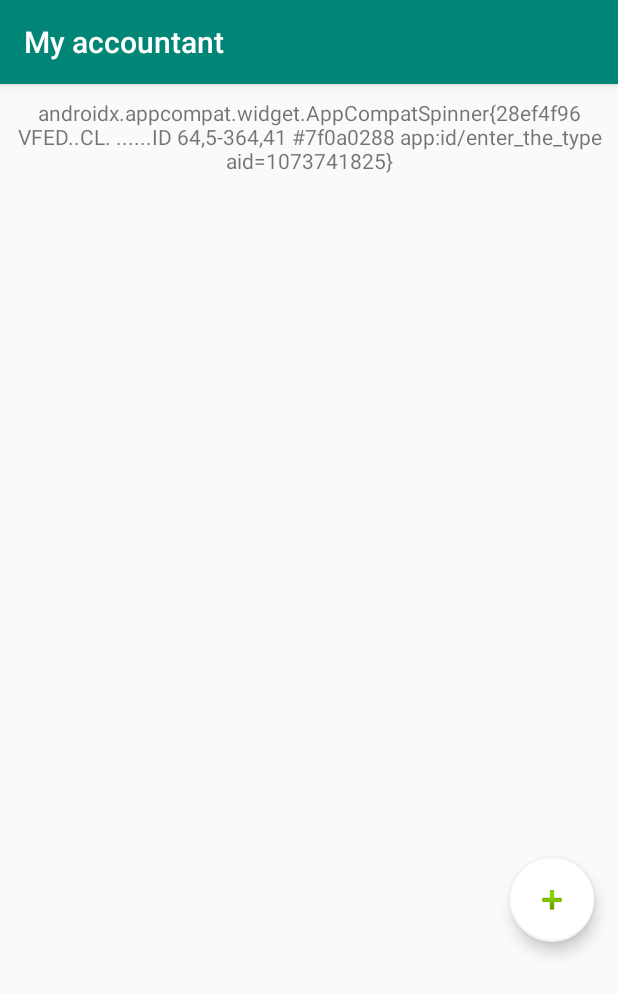
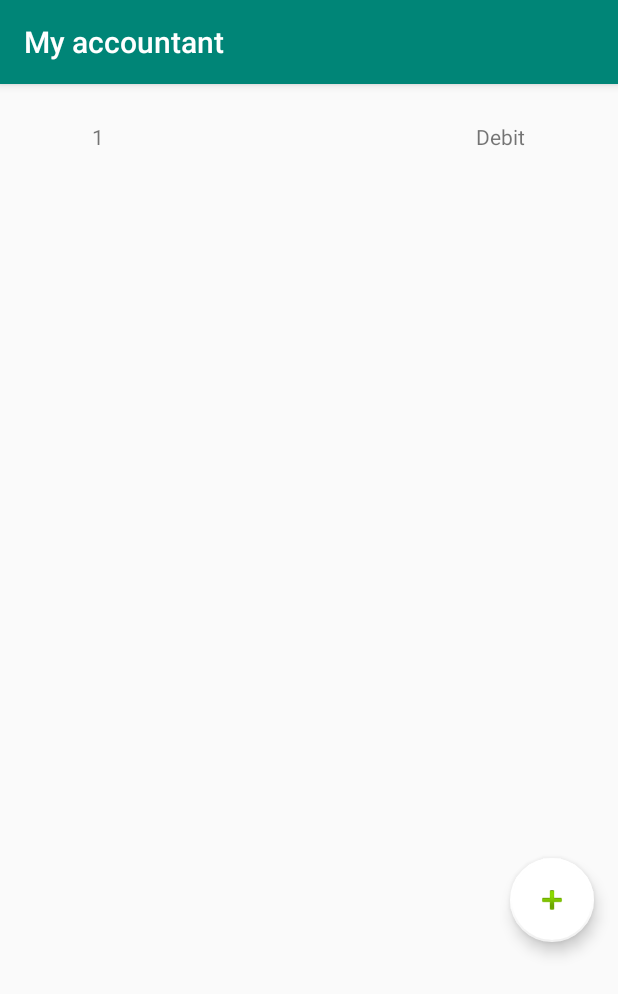
Before and after one commit to DmitrievaKarina/MyAccountant, an Android app: the CategoryActivity screen opened directly, with no data from a screen before it, on a phone screen of 412 x 824 dp. Shown: the top 994 px of the screen. Run offline under Robolectric (Android 15) with nearby library versions, the phone set to English and light mode, and no system bars; our stand-ins replace Room's generated code.

Commit message:
half-working daily lists

```diff
--- a/app/src/main/java/com/qwhiteorangeofficial/myaccountant/AddCategoryActivity.java
+++ b/app/src/main/java/com/qwhiteorangeofficial/myaccountant/AddCategoryActivity.java
@@ -32,7 +32,7 @@ public class AddCategoryActivity extends AppCompatActivity {
         CategoryDao categoryDao = AppDatabase.getInstance(getApplicationContext()).catDao();
         Category category = new Category();
         category.category_name_entity = name.getText().toString();
-        category.category_debit_credit_entity = debit_credit.toString();
+        category.category_debit_credit_entity = debit_credit.getSelectedItem().toString();
         categoryDao.insert(category);
 
         finish();
--- a/app/src/main/java/com/qwhiteorangeofficial/myaccountant/Category.java
+++ b/app/src/main/java/com/qwhiteorangeofficial/myaccountant/Category.java
@@ -7,10 +7,10 @@ import androidx.room.Index;
 import androidx.room.PrimaryKey;
 
 @Entity
-//        (tableName = "category", indices = {@Index(value = "category_name", unique = true)})
+        (tableName = "category", indices = {@Index(value = "category_name_entity", unique = true)})
 public class Category {
     @PrimaryKey(autoGenerate = true)
-//    @ColumnInfo (name = "category_id", index = true)
+    @ColumnInfo (name = "category_id_entity", index = true)
     Long category_id_entity;
 
     @NonNull
--- a/app/src/main/java/com/qwhiteorangeofficial/myaccountant/CategoryActivity.java
+++ b/app/src/main/java/com/qwhiteorangeofficial/myaccountant/CategoryActivity.java
@@ -34,13 +34,19 @@ public class CategoryActivity extends AppCompatActivity {
     }
 
     @Override
+    protected void onStart() {
+        super.onStart();
+
+        mListAdapter = new CategoryAdapter(categoryDao.getAllCategories());
+        mRecyclerView.setAdapter(mListAdapter);
+    }
+
+    @Override
     protected void onResume() {
         super.onResume();
 
         mListAdapter = new CategoryAdapter(categoryDao.getAllCategories());
         mRecyclerView.setAdapter(mListAdapter);
-
-        Toast.makeText(this, String.valueOf(categoryDao.getAllCategories().size()), Toast.LENGTH_SHORT).show();
     }
 
     public void addCategory(View view) {
--- a/app/src/main/java/com/qwhiteorangeofficial/myaccountant/CategoryAdapter.java
+++ b/app/src/main/java/com/qwhiteorangeofficial/myaccountant/CategoryAdapter.java
@@ -1,6 +1,8 @@
 package com.qwhiteorangeofficial.myaccountant;
 
+import android.content.Context;
 import android.view.LayoutInflater;
+import android.view.MenuItem;
 import android.view.View;
 import android.view.ViewGroup;
 import android.widget.PopupMenu;
@@ -11,9 +13,12 @@ import androidx.recyclerview.widget.RecyclerView;
 
 import java.util.List;
 
+
 public class CategoryAdapter extends RecyclerView.Adapter<CategoryAdapter.CategoryViewHolder> {
 
     private List<Category> categList;
+
+    CategoryViewHolder mCategoryViewHolder;
 
     CategoryAdapter(List<Category> mList) {
         this.categList = mList;
@@ -23,7 +28,8 @@ public class CategoryAdapter extends RecyclerView.Adapter<CategoryAdapter.Catego
     @Override
     public CategoryViewHolder onCreateViewHolder(ViewGroup parent, int viewType) {
         View view = LayoutInflater.from(parent.getContext()).inflate(R.layout.category, parent,false);
-        return new CategoryViewHolder(view);
+        mCategoryViewHolder = new CategoryViewHolder(view);
+        return mCategoryViewHolder;
     }
 
     @Override
@@ -40,33 +46,39 @@ public class CategoryAdapter extends RecyclerView.Adapter<CategoryAdapter.Catego
     {
         private TextView mName;
         private TextView mCategory;
+        private TextView mId;
 
-        CategoryViewHolder(View view){
+        CategoryViewHolder(final View view) {
             super(view);
             mName = view.findViewById(R.id.name_of_category);
             mCategory = view.findViewById(R.id.debit_credit_of_category);
+            mId = view.findViewById(R.id.id_of_category);
+
 
             view.setOnLongClickListener(new View.OnLongClickListener() {
                 @Override
                 public boolean onLongClick(View v) {
-                    return false;
+                    PopupMenu popup = new PopupMenu(v.getContext(), v);
+                    popup.inflate(R.menu.menu_context_category_list);
+                    final Context mContext = view.getContext();
+                    popup.setOnMenuItemClickListener(new PopupMenu.OnMenuItemClickListener() {
+                        @Override
+                        public boolean onMenuItemClick(MenuItem item) {
+                            AppDatabase.getInstance(mContext).catDao().delete(categList.get(getAdapterPosition()));
+                            return true;
+                        }
+                    });
+                    popup.show();
+                    return true;
                 }
             });
 
-            view.setOnClickListener(new View.OnClickListener() {
-                @Override
-                public void onClick(View v) {
-                    PopupMenu popup = new PopupMenu(v.getContext(), v);
-                    popup.inflate(R.menu.menu_main);
-//                    popup.setOnMenuItemClickListener(CategoryViewHolder.this);
-                    popup.show();
-                }
-            });
         }
 
         void bind(final Category category){
             mName.setText(category.category_name_entity);
             mCategory.setText(category.category_debit_credit_entity);
+            mId.setText(category.category_id_entity.toString());
         }
     }
 }
--- a/app/src/main/java/com/qwhiteorangeofficial/myaccountant/CategoryDao.java
+++ b/app/src/main/java/com/qwhiteorangeofficial/myaccountant/CategoryDao.java
@@ -14,8 +14,14 @@ public interface CategoryDao {
     @Query("SELECT * from category")
     List<Category> getAllCategories();
 
-    @Query("SELECT category_name_entity from category")
+    @Query("SELECT category_name_entity FROM category")
     List<String> getAllCategoriesInText();
+
+    @Query("SELECT * FROM category WHERE category_id_entity = :mId")
+    Category mCategory(Long mId);
+
+    @Query("SELECT category_id_entity FROM category WHERE category_name_entity = :mName")
+    Long getIdByName(String mName);
 
     @Insert(onConflict = OnConflictStrategy.REPLACE)
     void insert(Category category);
--- a/app/src/main/res/layout/category.xml
+++ b/app/src/main/res/layout/category.xml
@@ -2,13 +2,23 @@
 <LinearLayout xmlns:android="http://schemas.android.com/apk/res/android"
     android:orientation="horizontal" android:layout_width="match_parent"
     android:layout_gravity="center|top"
+    android:weightSum="3"
     android:layout_height="70dp">
+
+    <TextView
+        android:layout_width="wrap_content"
+        android:layout_height="match_parent"
+        android:id="@+id/id_of_category"
+        android:gravity="center"
+        android:layout_weight="1">
+    </TextView>
 
     <TextView
         android:layout_width="wrap_content"
         android:layout_height="match_parent"
         android:layout_gravity="center"
         android:gravity="center"
+        android:layout_weight="1"
         android:id="@+id/name_of_category">
     </TextView>
 
@@ -17,6 +27,7 @@
         android:layout_height="match_parent"
         android:layout_gravity="center"
         android:gravity="center"
+        android:layout_weight="1"
         android:id="@+id/debit_credit_of_category">
     </TextView>
 
--- /dev/null
+++ b/app/src/main/res/menu/menu_context_category_list.xml
@@ -0,0 +1,9 @@
+<menu xmlns:android="http://schemas.android.com/apk/res/android"
+    xmlns:app="http://schemas.android.com/apk/res-auto"
+    xmlns:tools="http://schemas.android.com/tools"
+    tools:context="com.qwhiteorangeofficial.myaccountant.CategoryActivity">
+    <item
+        android:orderInCategory="100"
+        android:title="@string/delete_category"
+        app:showAsAction="never" />
+</menu>
--- a/app/src/main/res/values/colors.xml
+++ b/app/src/main/res/values/colors.xml
@@ -3,4 +3,5 @@
     <color name="colorPrimary">#008577</color>
     <color name="colorPrimaryDark">#00574B</color>
     <color name="colorAccent">#D81B60</color>
+    <color name="black">#000000</color>
 </resources>
--- a/app/src/main/res/values/strings.xml
+++ b/app/src/main/res/values/strings.xml
@@ -4,6 +4,7 @@
     <string name="select_date">Select date</string>
     <string name="button_next">Next</string>
     <string name="list_of_categories">Categories</string>
+    <string name="delete_category">Delete</string>
     <string-array name="debit_credit">
         <item>Debit</item>
         <item>Credit</item>
```
Also changed, not shown: app/src/main/java/com/qwhiteorangeofficial/myaccountant/AddNoteActivity.java (+7 -2 lines), app/src/main/java/com/qwhiteorangeofficial/myaccountant/MainActivity.java (+86 -16 lines), app/src/main/java/com/qwhiteorangeofficial/myaccountant/Note.java (+5 -4 lines), app/src/main/java/com/qwhiteorangeofficial/myaccountant/NoteAdapter.java (+23 -17 lines), app/src/main/res/layout/activity_main.xml (+14 -1 lines), app/src/main/res/layout/content_main.xml (deleted, +0 -16 lines), app/src/main/res/layout/note.xml (+15 -4 lines), app/src/main/res/menu/menu_context_note_list.xml (added, +9 -0 lines).
